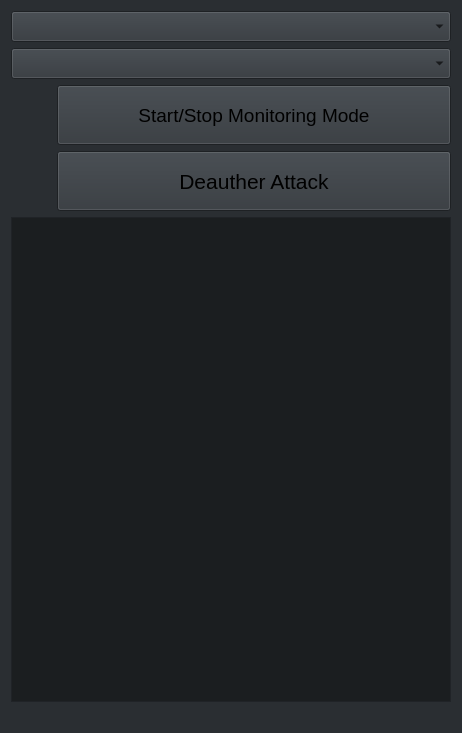
GeekTech-mirror/qt-cybersecurity_lesson, file Cybersecurity_Lesson/deauther/deauther.ui: the form before one commit.
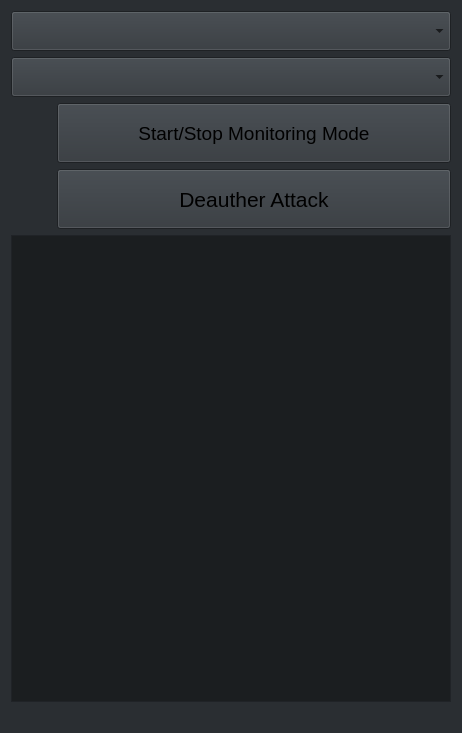
The form after the commit. Icons and pictures are not drawn. Custom widgets are drawn as their Qt base class.

Commit message: chore: adjust layout to be more touch friendly

Diff of the .ui file:
```diff
--- a/Cybersecurity_Lesson/deauther/deauther.ui
+++ b/Cybersecurity_Lesson/deauther/deauther.ui
@@ -104,6 +104,12 @@
   <layout class="QVBoxLayout" name="verticalLayout">
    <item>
     <widget class="QComboBox" name="iface_list">
+     <property name="minimumSize">
+      <size>
+       <width>0</width>
+       <height>40</height>
+      </size>
+     </property>
      <property name="font">
       <font>
        <pointsize>14</pointsize>
@@ -113,6 +119,12 @@
    </item>
    <item>
     <widget class="ReasonsList" name="reasons_list">
+     <property name="minimumSize">
+      <size>
+       <width>0</width>
+       <height>40</height>
+      </size>
+     </property>
      <property name="font">
       <font>
        <pointsize>14</pointsize>
```
The commit also changes 6 other files.
